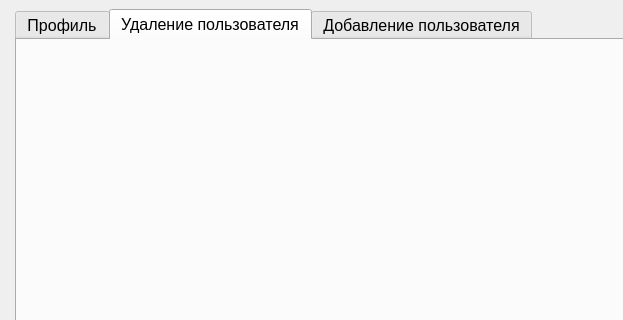
Qt form Plan/adminwindow.ui (Undetaker45/MDKP) before a commit; both pictures show x 0 to 623 and y 0 to 320 of the 995 by 679 pixel window.
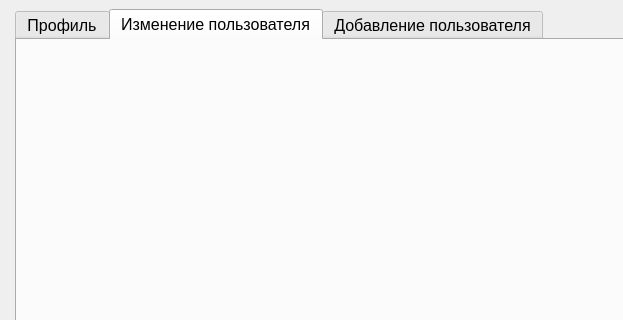
The same form after that commit. The open tabs and pages were chosen to show the change.

Diff of the .ui file:
```diff
--- a/Plan/adminwindow.ui
+++ b/Plan/adminwindow.ui
@@ -20,7 +20,7 @@
      <verstretch>0</verstretch>
     </sizepolicy>
    </property>
-   <layout class="QVBoxLayout" name="verticalLayout">
+   <layout class="QHBoxLayout" name="horizontalLayout">
     <item>
      <layout class="QFormLayout" name="formLayout_3">
       <item row="0" column="1">
@@ -34,7 +34,10 @@
          <number>-1</number>
         </property>
         <property name="currentIndex">
-         <number>2</number>
+         <number>0</number>
+        </property>
+        <property name="tabBarAutoHide">
+         <bool>false</bool>
         </property>
         <widget class="QWidget" name="ProfileTab">
          <attribute name="title">
@@ -177,20 +180,16 @@
         </widget>
         <widget class="QWidget" name="deleteTab">
          <attribute name="title">
-          <string>Удаление пользователя</string>
+          <string>Изменение пользователя</string>
          </attribute>
-         <widget class="QStackedWidget" name="stackedWidgetUserManagement">
-          <property name="geometry">
-           <rect>
-            <x>9</x>
-            <y>9</y>
-            <width>941</width>
-            <height>571</height>
-           </rect>
-          </property>
-          <widget class="QWidget" name="page"/>
-          <widget class="QWidget" name="page_2"/>
-         </widget>
+         <layout class="QHBoxLayout" name="horizontalLayout_2">
+          <item>
+           <widget class="QStackedWidget" name="stackedWidgetUserManagement">
+            <widget class="QWidget" name="page"/>
+            <widget class="QWidget" name="page_2"/>
+           </widget>
+          </item>
+         </layout>
         </widget>
         <widget class="QWidget" name="AddUserTab">
          <property name="sizePolicy">
```
Left out of the diff: 19 changed lines with no effect on the pictures.
